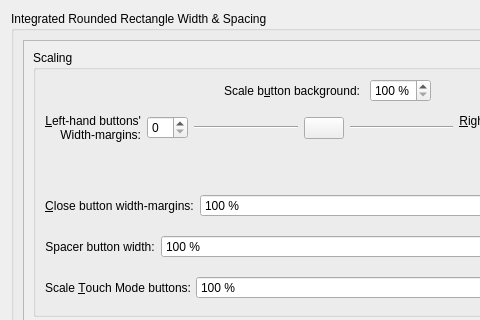
Qt form kdecoration/config/ui/buttonsizing.ui (paulmcauley/klassy) before a commit; both pictures show x 0 to 480 and y 0 to 320 of the 669 by 625 pixel window.
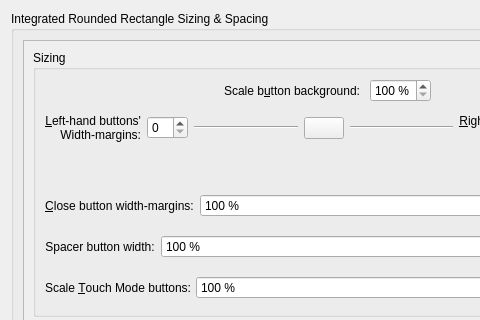
The same form after that commit.

Commit message: Tweaks to windeco config UI

The edit to the form file:
```diff
--- a/kdecoration/config/ui/buttonsizing.ui
+++ b/kdecoration/config/ui/buttonsizing.ui
@@ -17,7 +17,7 @@
    <item>
     <widget class="QGroupBox" name="groupBox">
      <property name="title">
-      <string>Integrated Rounded Rectangle Width &amp;&amp; Spacing</string>
+      <string>Integrated Rounded Rectangle Sizing &amp;&amp; Spacing</string>
      </property>
      <layout class="QVBoxLayout" name="verticalLayout_2">
       <item>
@@ -29,7 +29,7 @@
          <property name="geometry">
           <rect>
            <x>0</x>
-           <y>-164</y>
+           <y>0</y>
            <width>622</width>
            <height>695</height>
           </rect>
@@ -38,7 +38,7 @@
           <item>
            <widget class="QGroupBox" name="groupBox_2">
             <property name="title">
-             <string>Scaling</string>
+             <string>Sizing</string>
             </property>
             <layout class="QVBoxLayout" name="verticalLayout_3">
              <item>
```
The commit also changes 5 other files.
